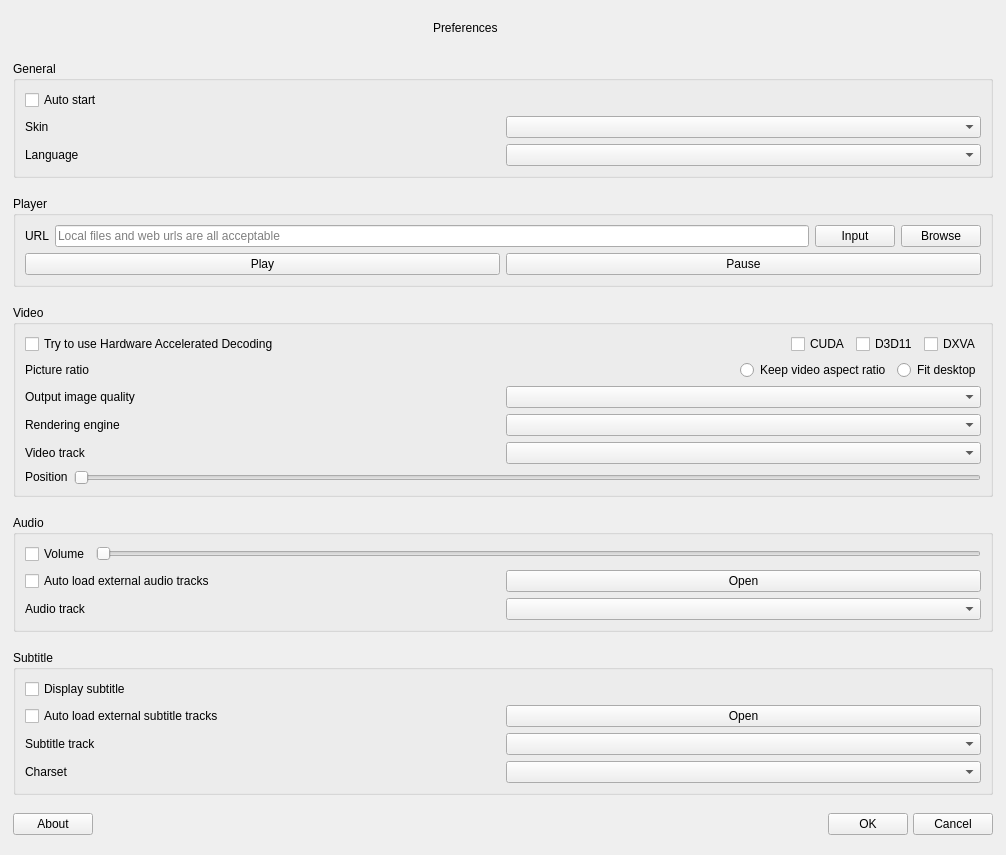
wangwenx190/dynamic-desktop, file src/forms/preferencesdialog.ui: the form before one commit.
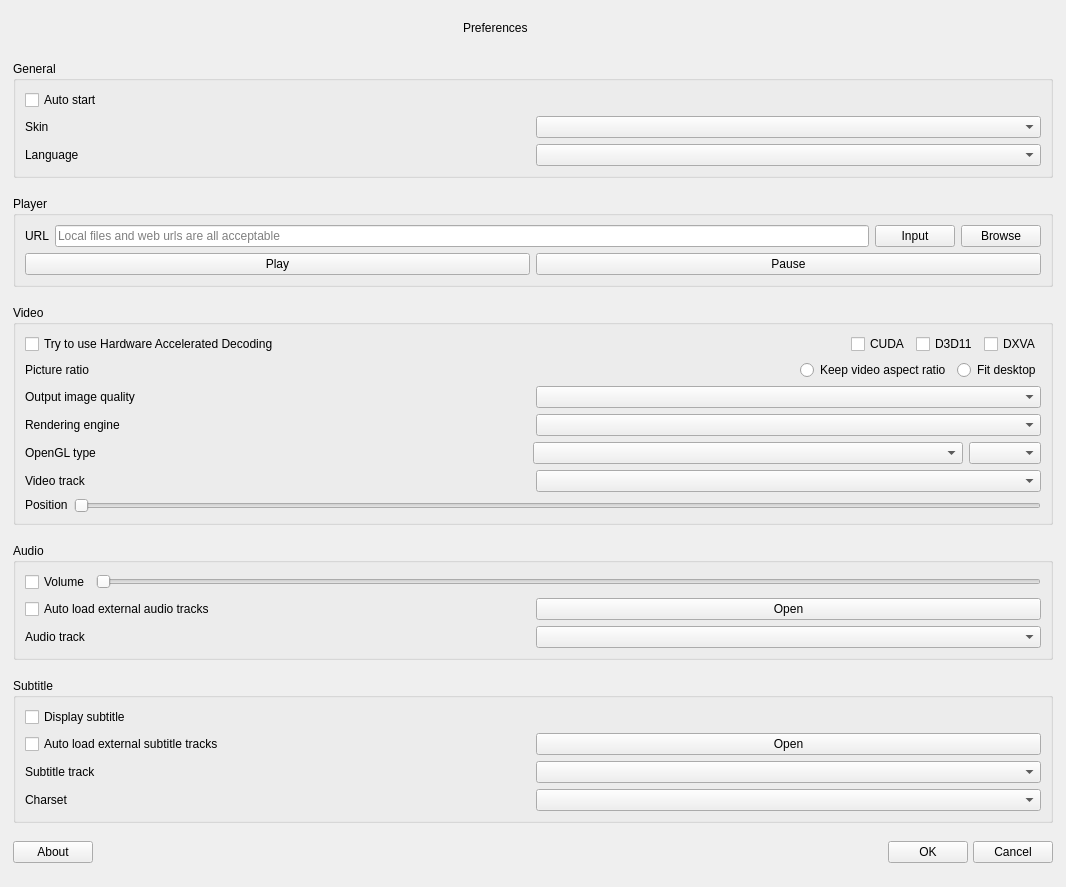
The form after the commit. Icons and pictures are not drawn. Custom widgets are drawn as their Qt base class.

Commit message: Now use OpenGLES(D3D11) by default.

Diff of the .ui file:
```diff
--- a/src/forms/preferencesdialog.ui
+++ b/src/forms/preferencesdialog.ui
@@ -6,8 +6,8 @@
    <rect>
     <x>0</x>
     <y>0</y>
-    <width>1006</width>
-    <height>855</height>
+    <width>1066</width>
+    <height>887</height>
    </rect>
   </property>
   <property name="sizePolicy">
@@ -515,6 +515,59 @@
         </item>
        </layout>
       </item>
+      <item>
+       <layout class="QHBoxLayout" name="horizontalLayout_19">
+        <item>
+         <widget class="QLabel" name="label_opengl_type">
+          <property name="sizePolicy">
+           <sizepolicy hsizetype="Preferred" vsizetype="Fixed">
+            <horstretch>0</horstretch>
+            <verstretch>0</verstretch>
+           </sizepolicy>
+          </property>
+          <property name="text">
+           <string>OpenGL type</string>
+          </property>
+         </widget>
+        </item>
+        <item>
+         <spacer name="horizontalSpacer_6">
+          <property name="orientation">
+           <enum>Qt::Horizontal</enum>
+          </property>
+          <property name="sizeType">
+           <enum>QSizePolicy::Expanding</enum>
+          </property>
+          <property name="sizeHint" stdset="0">
+           <size>
+            <width>40</width>
+            <height>20</height>
+           </size>
+          </property>
+         </spacer>
+        </item>
+        <item>
+         <widget class="QComboBox" name="comboBox_opengl_type">
+          <property name="sizePolicy">
+           <sizepolicy hsizetype="Expanding" vsizetype="Fixed">
+            <horstretch>0</horstretch>
+            <verstretch>0</verstretch>
+           </sizepolicy>
+          </property>
+         </widget>
+        </item>
+        <item>
+         <widget class="QComboBox" name="comboBox_d3d_version">
+          <property name="sizePolicy">
+           <sizepolicy hsizetype="Fixed" vsizetype="Fixed">
+            <horstretch>0</horstretch>
+            <verstretch>0</verstretch>
+           </sizepolicy>
+          </property>
+         </widget>
+        </item>
+       </layout>
+      </item>
       <item>
        <layout class="QHBoxLayout" name="horizontalLayout_11">
         <item>
```
The commit also changes 7 other files.
